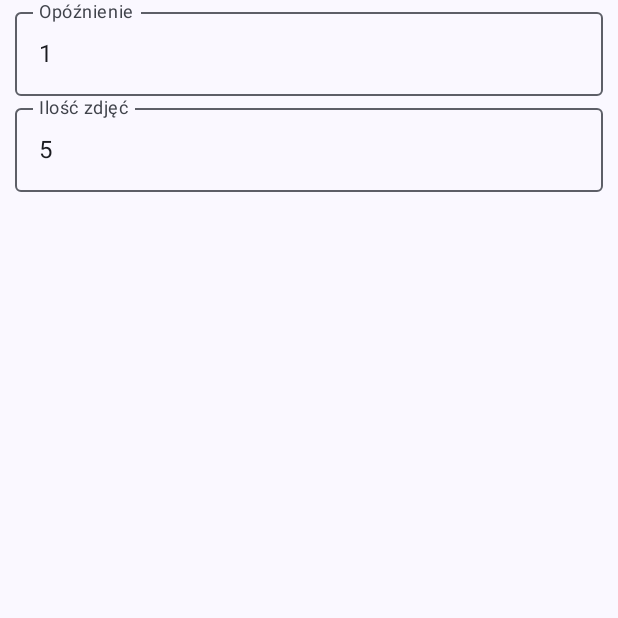
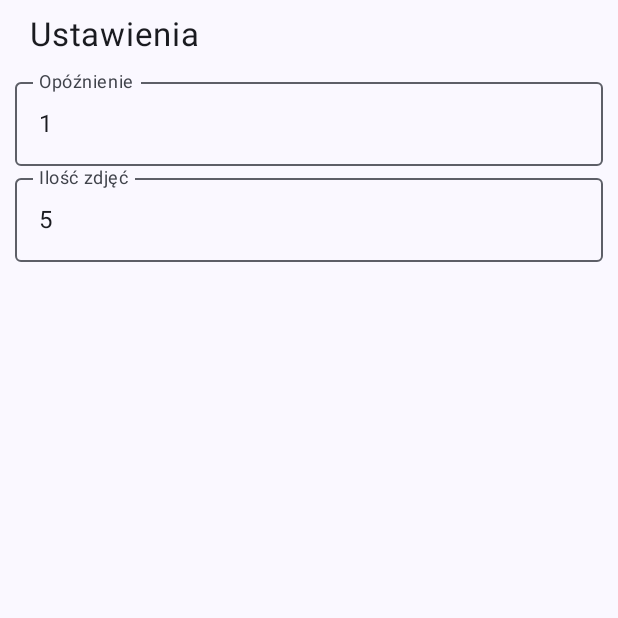
Before and after one commit to inux71/foto-fiesta, an Android app built with Jetpack Compose: the screen it shows after launch (MainActivity), on a phone screen of 412 x 824 dp, the top half of it. Run offline under Robolectric (Android 15) with nearby library versions, the phone set to English and light mode, and no system bars; our stand-ins replace Dagger/Hilt's generated code.

Commit message:
style SettingsPage component

```diff
--- a/fotoapp/app/src/main/java/com/xdteam/fotofiesta/presentation/SettingsPage.kt
+++ b/fotoapp/app/src/main/java/com/xdteam/fotofiesta/presentation/SettingsPage.kt
@@ -1,10 +1,13 @@
 package com.xdteam.fotofiesta.presentation
 
 import androidx.compose.foundation.layout.*
+import androidx.compose.material3.Text
 import androidx.compose.runtime.*
 import androidx.compose.ui.Modifier
 import androidx.compose.ui.res.stringResource
+import androidx.compose.ui.text.font.FontWeight
 import androidx.compose.ui.unit.dp
+import androidx.compose.ui.unit.sp
 import com.xdteam.fotofiesta.R
 
 @Composable
@@ -14,6 +17,11 @@ fun SettingsPage() {
             .fillMaxSize()
             .padding(horizontal = 10.dp, vertical = 0.dp)
     ) {
+        Text(
+            stringResource(R.string.settings_page_header),
+            fontSize = 22.sp,
+            modifier = Modifier.padding(10.dp)
+        )
         SettingsOption(
             header = stringResource(R.string.delay_option_header),
             placeholder = "1"
--- a/fotoapp/app/src/main/res/values/strings.xml
+++ b/fotoapp/app/src/main/res/values/strings.xml
@@ -4,4 +4,5 @@
     <!-- Options Menu -->
     <string name="delay_option_header">Opóźnienie</string>
     <string name="serie_photo_size">Ilość zdjęć</string>
+    <string name="settings_page_header">Ustawienia</string>
 </resources>
```
